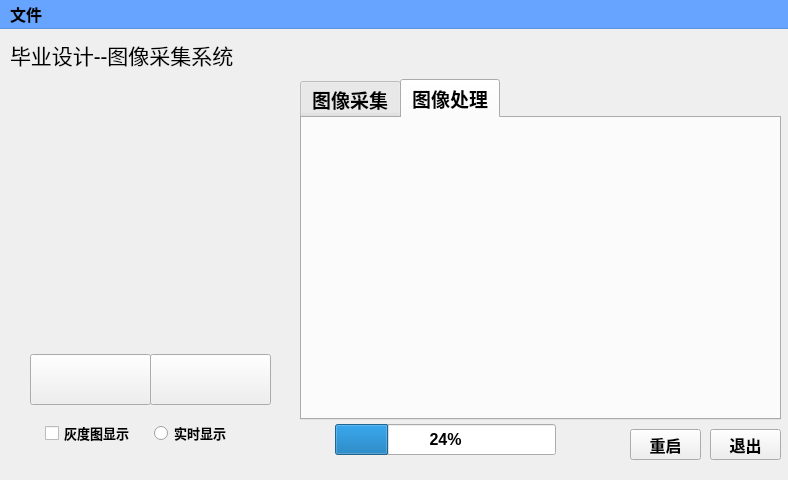
First picture: the form in ui/imageIden.ui, repository Taomicpc/graduate_designed, before the edit.
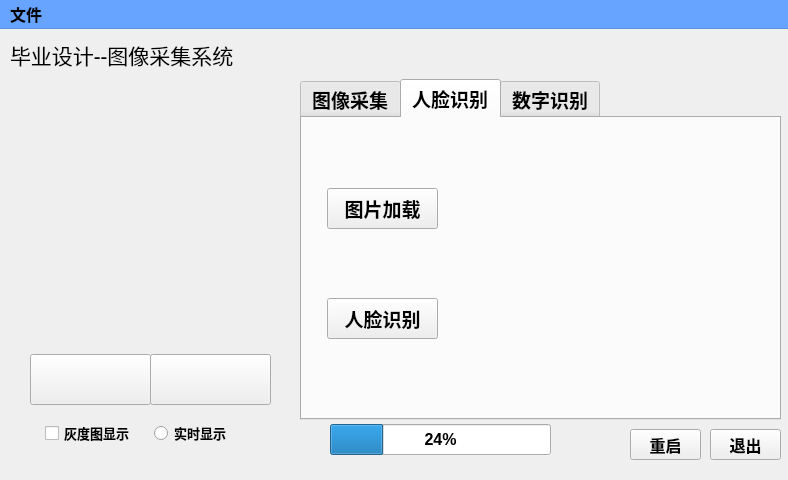
Second picture: the form after the edit. The open tabs and pages were chosen to show the change.

Commit message: 添加了人脸识别功能，手动启动

```diff
--- a/ui/imageIden.ui
+++ b/ui/imageIden.ui
@@ -54,9 +54,9 @@
     <property name="geometry">
      <rect>
       <x>29</x>
-      <y>50</y>
-      <width>241</width>
-      <height>341</height>
+      <y>90</y>
+      <width>261</width>
+      <height>286</height>
      </rect>
     </property>
     <property name="font">
@@ -114,7 +114,7 @@
    <widget class="QProgressBar" name="saveProgressBar">
     <property name="geometry">
      <rect>
-      <x>335</x>
+      <x>330</x>
       <y>395</y>
       <width>221</width>
       <height>31</height>
@@ -582,21 +582,52 @@
     </widget>
     <widget class="QWidget" name="photoDeal">
      <attribute name="title">
-      <string>图像处理</string>
+      <string>人脸识别</string>
      </attribute>
      <widget class="QLabel" name="dealImage">
       <property name="geometry">
        <rect>
-        <x>35</x>
-        <y>20</y>
-        <width>411</width>
-        <height>261</height>
+        <x>180</x>
+        <y>15</y>
+        <width>261</width>
+        <height>271</height>
        </rect>
       </property>
       <property name="text">
        <string/>
       </property>
      </widget>
+     <widget class="QPushButton" name="faceDetectLoadBt">
+      <property name="geometry">
+       <rect>
+        <x>25</x>
+        <y>70</y>
+        <width>111</width>
+        <height>41</height>
+       </rect>
+      </property>
+      <property name="text">
+       <string>图片加载</string>
+      </property>
+     </widget>
+     <widget class="QPushButton" name="faceDetectBt">
+      <property name="geometry">
+       <rect>
+        <x>25</x>
+        <y>180</y>
+        <width>111</width>
+        <height>41</height>
+       </rect>
+      </property>
+      <property name="text">
+       <string>人脸识别</string>
+      </property>
+     </widget>
+    </widget>
+    <widget class="QWidget" name="tab">
+     <attribute name="title">
+      <string>数字识别</string>
+     </attribute>
     </widget>
    </widget>
    <widget class="QPushButton" name="rebootButton">
```
Left out of the diff: 2 changed lines with no effect on the pictures. The commit also changes 6 other files.
